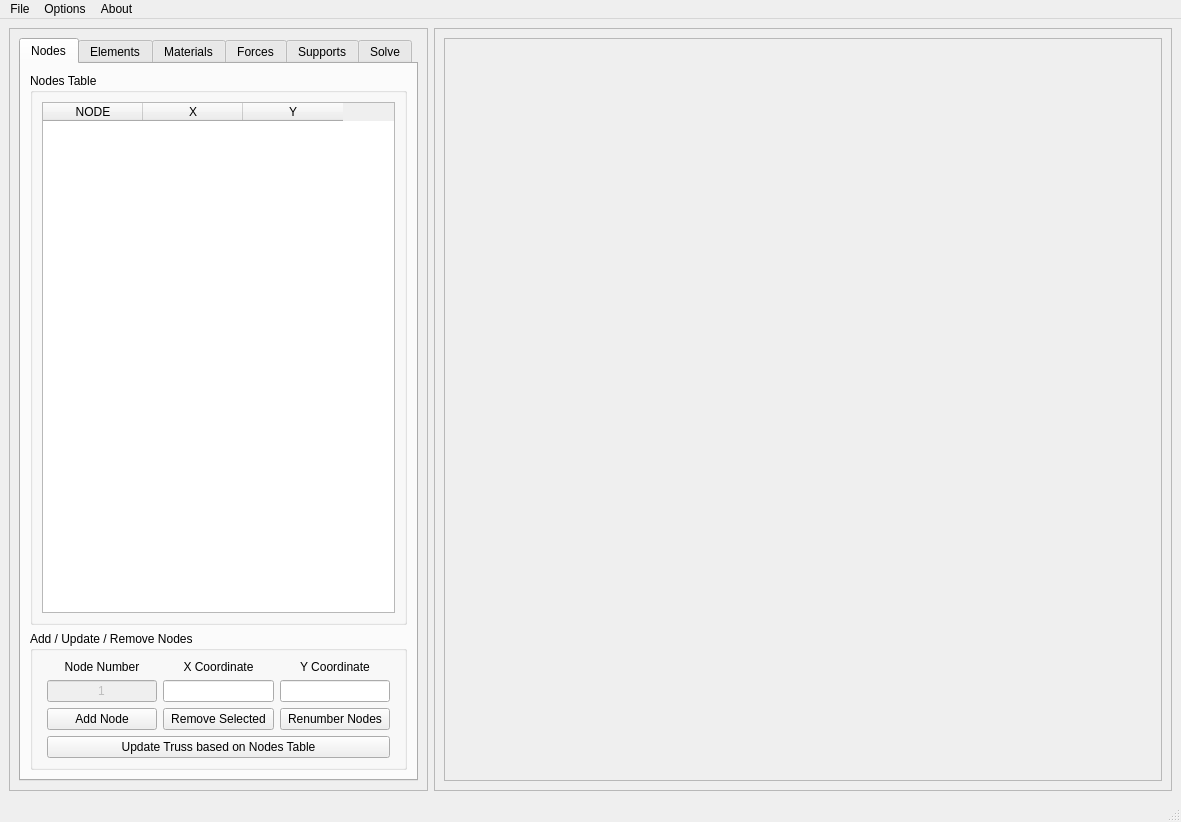
The window that Truss2D_GUI.ui (mjamezquidilla/pysead) describes before a commit, drawn with Qt 5.
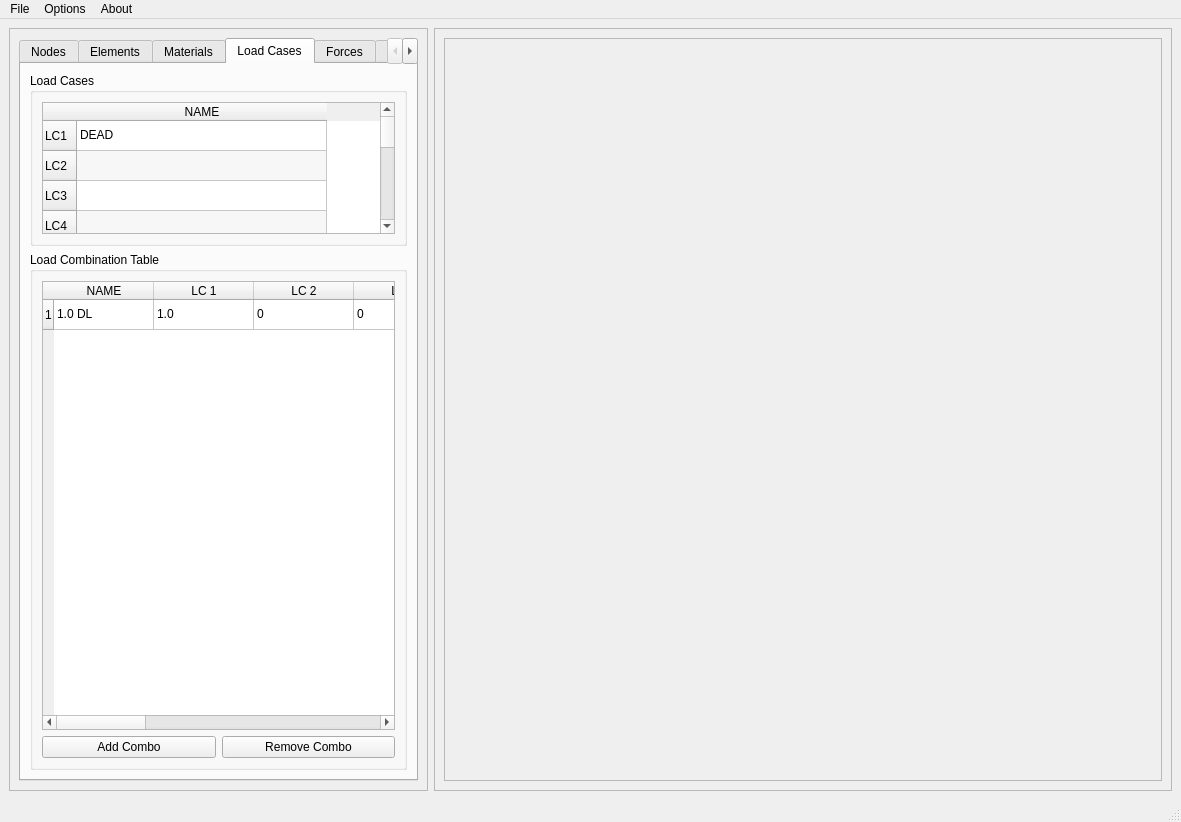
The same window after the commit. The open tabs and pages were chosen to show the change.

Commit message: Added Load Cases

Patch:
```diff
--- a/Truss2D_GUI.ui
+++ b/Truss2D_GUI.ui
@@ -528,6 +528,304 @@
            </item>
           </layout>
          </widget>
+         <widget class="QWidget" name="Load_Cases">
+          <attribute name="title">
+           <string>Load Cases</string>
+          </attribute>
+          <layout class="QGridLayout" name="gridLayout_6" rowstretch="1,3" rowminimumheight="1,2">
+           <item row="0" column="0">
+            <widget class="QGroupBox" name="groupBox_15">
+             <property name="title">
+              <string>Load Cases</string>
+             </property>
+             <layout class="QGridLayout" name="gridLayout_5">
+              <item row="0" column="0">
+               <widget class="QTableWidget" name="LoadCase_Table_Widget">
+                <property name="enabled">
+                 <bool>true</bool>
+                </property>
+                <property name="editTriggers">
+                 <set>QAbstractItemView::AllEditTriggers</set>
+                </property>
+                <property name="alternatingRowColors">
+                 <bool>true</bool>
+                </property>
+                <property name="selectionBehavior">
+                 <enum>QAbstractItemView::SelectRows</enum>
+                </property>
+                <attribute name="horizontalHeaderMinimumSectionSize">
+                 <number>50</number>
+                </attribute>
+                <attribute name="horizontalHeaderDefaultSectionSize">
+                 <number>250</number>
+                </attribute>
+                <attribute name="verticalHeaderDefaultSectionSize">
+                 <number>30</number>
+                </attribute>
+                <row>
+                 <property name="text">
+                  <string>LC1</string>
+                 </property>
+                </row>
+                <row>
+                 <property name="text">
+                  <string>LC2</string>
+                 </property>
+                </row>
+                <row>
+                 <property name="text">
+                  <string>LC3</string>
+                 </property>
+                </row>
+                <row>
+                 <property name="text">
+                  <string>LC4</string>
+                 </property>
+                </row>
+                <row>
+                 <property name="text">
+                  <string>LC5</string>
+                 </property>
+                </row>
+                <row>
+                 <property name="text">
+                  <string>LC6</string>
+                 </property>
+                </row>
+                <row>
+                 <property name="text">
+                  <string>LC7</string>
+                 </property>
+                </row>
+                <row>
+                 <property name="text">
+                  <string>LC8</string>
+                 </property>
+                </row>
+                <row>
+                 <property name="text">
+                  <string>LC9</string>
+                 </property>
+                </row>
+                <row>
+                 <property name="text">
+                  <string>LC10</string>
+                 </property>
+                </row>
+                <column>
+                 <property name="text">
+                  <string>NAME</string>
+                 </property>
+                </column>
+                <item row="0" column="0">
+                 <property name="text">
+                  <string>DEAD</string>
+                 </property>
+                </item>
+                <item row="1" column="0">
+                 <property name="text">
+                  <string/>
+                 </property>
+                </item>
+                <item row="2" column="0">
+                 <property name="text">
+                  <string/>
+                 </property>
+                </item>
+                <item row="3" column="0">
+                 <property name="text">
+                  <string/>
+                 </property>
+                </item>
+                <item row="4" column="0">
+                 <property name="text">
+                  <string/>
+                 </property>
+                </item>
+                <item row="5" column="0">
+                 <property name="text">
+                  <string/>
+                 </property>
+                </item>
+                <item row="6" column="0">
+                 <property name="text">
+                  <string/>
+                 </property>
+                </item>
+                <item row="7" column="0">
+                 <property name="text">
+                  <string/>
+                 </property>
+                </item>
+                <item row="8" column="0">
+                 <property name="text">
+                  <string/>
+                 </property>
+                </item>
+                <item row="9" column="0">
+                 <property name="text">
+                  <string/>
+                 </property>
+                </item>
+               </widget>
+              </item>
+             </layout>
+            </widget>
+           </item>
+           <item row="1" column="0">
+            <widget class="QGroupBox" name="groupBox_16">
+             <property name="title">
+              <string>Load Combination Table</string>
+             </property>
+             <layout class="QVBoxLayout" name="verticalLayout_15">
+              <item>
+               <widget class="QTableWidget" name="Load_Combo_Table_Widget">
+                <property name="editTriggers">
+                 <set>QAbstractItemView::AllEditTriggers</set>
+                </property>
+                <property name="alternatingRowColors">
+                 <bool>true</bool>
+                </property>
+                <row>
+                 <property name="text">
+                  <string>1</string>
+                 </property>
+                </row>
+                <column>
+                 <property name="text">
+                  <string>NAME</string>
+                 </property>
+                </column>
+                <column>
+                 <property name="text">
+                  <string>LC 1</string>
+                 </property>
+                </column>
+                <column>
+                 <property name="text">
+                  <string>LC 2</string>
+                 </property>
+                </column>
+                <column>
+                 <property name="text">
+                  <string>LC 3</string>
+                 </property>
+                </column>
+                <column>
+                 <property name="text">
+                  <string>LC 4</string>
+                 </property>
+                </column>
+                <column>
+                 <property name="text">
+                  <string>LC 5</string>
+                 </property>
+                </column>
+                <column>
+                 <property name="text">
+                  <string>LC 6</string>
+                 </property>
+                </column>
+                <column>
+                 <property name="text">
+                  <string>LC 7</string>
+                 </property>
+                </column>
+                <column>
+                 <property name="text">
+                  <string>LC 8</string>
+                 </property>
+                </column>
+                <column>
+                 <property name="text">
+                  <string>LC 9</string>
+                 </property>
+                </column>
+                <column>
+                 <property name="text">
+                  <string>LC 10</string>
+                 </property>
+                </column>
+                <item row="0" column="0">
+                 <property name="text">
+                  <string>1.0 DL</string>
+                 </property>
+                </item>
+                <item row="0" column="1">
+                 <property name="text">
+                  <string>1.0</string>
+                 </property>
+                </item>
+                <item row="0" column="2">
+                 <property name="text">
+                  <string>0</string>
+                 </property>
+                </item>
+                <item row="0" column="3">
+                 <property name="text">
+                  <string>0</string>
+                 </property>
+                </item>
+                <item row="0" column="4">
+                 <property name="text">
+                  <string>0</string>
+                 </property>
+                </item>
+                <item row="0" column="5">
+                 <property name="text">
+                  <string>0</string>
+                 </property>
+                </item>
+                <item row="0" column="6">
+                 <property name="text">
+                  <string>0</string>
+                 </property>
+                </item>
+                <item row="0" column="7">
+                 <property name="text">
+                  <string>0</string>
+                 </property>
+                </item>
+                <item row="0" column="8">
+                 <property name="text">
+                  <string>0</string>
+                 </property>
+                </item>
+                <item row="0" column="9">
+                 <property name="text">
+                  <string>0</string>
+                 </property>
+                </item>
+                <item row="0" column="10">
+                 <property name="text">
+                  <string>0</string>
+                 </property>
+                </item>
+               </widget>
+              </item>
+              <item>
+               <layout class="QGridLayout" name="gridLayout">
+                <item row="0" column="1">
+                 <widget class="QPushButton" name="Remove_Load_Combo_Button">
+                  <property name="text">
+                   <string>Remove Combo</string>
+                  </property>
+                 </widget>
+                </item>
+                <item row="0" column="0">
+                 <widget class="QPushButton" name="Add_Load_Combo_Button">
+                  <property name="text">
+                   <string>Add Combo</string>
+                  </property>
+                 </widget>
+                </item>
+               </layout>
+              </item>
+             </layout>
+            </widget>
+           </item>
+          </layout>
+         </widget>
          <widget class="QWidget" name="Forces_Tab">
           <attribute name="title">
            <string>Forces</string>
```
Left out of the diff: 209 changed lines with no effect on the pictures. The commit also changes 1 other file.
